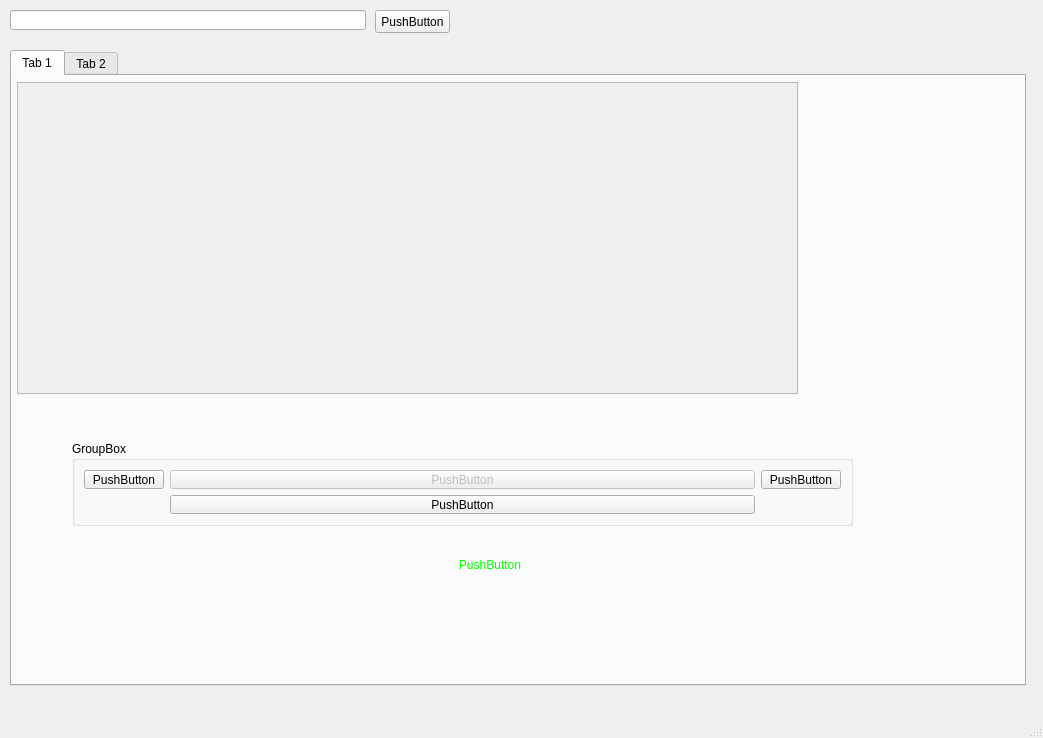
The window that generated/form_main_test.ui (Doberm4n/POELevelingGuide) describes before a commit, drawn with Qt 5.
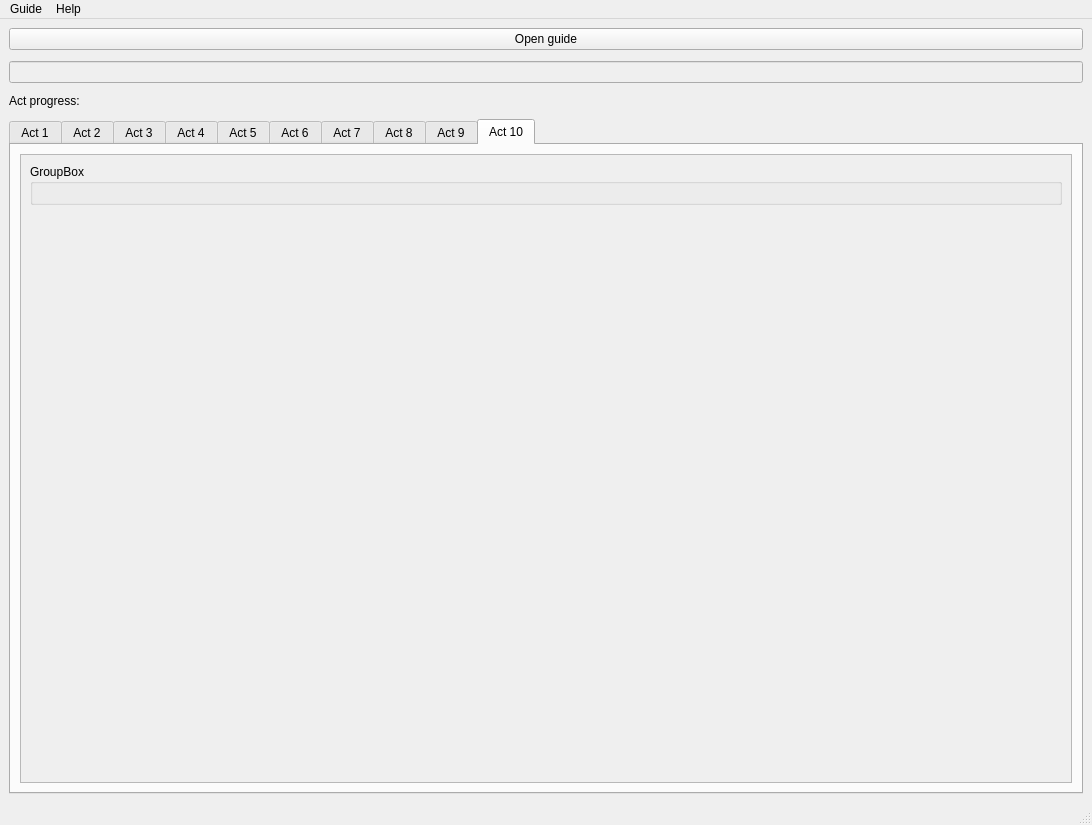
The same window after the commit.

What changed in the file:
```diff
--- a/generated/form_main_test.ui
+++ b/generated/form_main_test.ui
@@ -6,725 +6,564 @@
    <rect>
     <x>0</x>
     <y>0</y>
-    <width>1043</width>
-    <height>738</height>
+    <width>1092</width>
+    <height>825</height>
    </rect>
   </property>
   <property name="windowTitle">
    <string>MainWindow</string>
   </property>
   <widget class="QWidget" name="centralwidget">
-   <widget class="QTabWidget" name="tabWidget_2">
-    <property name="geometry">
-     <rect>
-      <x>10</x>
-      <y>50</y>
-      <width>1016</width>
-      <height>636</height>
-     </rect>
+   <layout class="QVBoxLayout" name="verticalLayout_2">
+    <property name="spacing">
+     <number>11</number>
     </property>
-    <widget class="QWidget" name="tab_3">
-     <attribute name="title">
-      <string>Tab 1</string>
-     </attribute>
-     <widget class="QScrollArea" name="scrollArea_2">
-      <property name="geometry">
-       <rect>
-        <x>5</x>
-        <y>6</y>
-        <width>781</width>
-        <height>312</height>
-       </rect>
+    <property name="bottomMargin">
+     <number>9</number>
+    </property>
+    <item>
+     <widget class="QPushButton" name="openGuidePushButton">
+      <property name="text">
+       <string>Open guide</string>
       </property>
-      <property name="widgetResizable">
-       <bool>true</bool>
-      </property>
-      <widget class="QWidget" name="scrollAreaWidgetContents_3">
-       <property name="geometry">
-        <rect>
-         <x>0</x>
-         <y>0</y>
-         <width>779</width>
-         <height>310</height>
-        </rect>
-       </property>
-      </widget>
      </widget>
-     <widget class="QGroupBox" name="groupBox">
-      <property name="geometry">
-       <rect>
-        <x>60</x>
-        <y>365</y>
-        <width>781</width>
-        <height>85</height>
-       </rect>
-      </property>
-      <property name="sizePolicy">
-       <sizepolicy hsizetype="Preferred" vsizetype="Preferred">
-        <horstretch>0</horstretch>
-        <verstretch>0</verstretch>
-       </sizepolicy>
-      </property>
-      <property name="title">
-       <string>GroupBox</string>
-      </property>
-      <layout class="QGridLayout" name="gridLayout" columnstretch="0,1,0">
-       <item row="0" column="0">
-        <widget class="QPushButton" name="pushButton_7">
-         <property name="text">
-          <string>PushButton</string>
-         </property>
-        </widget>
-       </item>
-       <item row="0" column="1">
-        <widget class="QPushButton" name="pushButton_4">
-         <property name="enabled">
-          <bool>false</bool>
-         </property>
-         <property name="text">
-          <string>PushButton</string>
-         </property>
-        </widget>
-       </item>
-       <item row="0" column="2">
-        <widget class="QPushButton" name="pushButton">
-         <property name="text">
-          <string>PushButton</string>
-         </property>
-         <property name="default">
-          <bool>false</bool>
-         </property>
-        </widget>
-       </item>
-       <item row="1" column="1">
-        <widget class="QPushButton" name="pushButton_2">
-         <property name="text">
-          <string>PushButton</string>
-         </property>
-        </widget>
-       </item>
-      </layout>
-     </widget>
-     <widget class="QPushButton" name="pushButton_5">
+    </item>
+    <item>
+     <widget class="QLineEdit" name="guideLineEdit">
       <property name="enabled">
        <bool>false</bool>
       </property>
-      <property name="geometry">
-       <rect>
-        <x>180</x>
-        <y>477</y>
-        <width>596</width>
-        <height>23</height>
-       </rect>
-      </property>
-      <property name="palette">
-       <palette>
-        <active>
-         <colorrole role="WindowText">
-          <brush brushstyle="SolidPattern">
-           <color alpha="255">
-            <red>0</red>
-            <green>255</green>
-            <blue>0</blue>
-           </color>
-          </brush>
-         </colorrole>
-         <colorrole role="Button">
-          <brush brushstyle="SolidPattern">
-           <color alpha="255">
-            <red>0</red>
-            <green>255</green>
-            <blue>0</blue>
-           </color>
-          </brush>
-         </colorrole>
-         <colorrole role="Light">
-          <brush brushstyle="SolidPattern">
-           <color alpha="255">
-            <red>0</red>
-            <green>255</green>
-            <blue>0</blue>
-           </color>
-          </brush>
-         </colorrole>
-         <colorrole role="Midlight">
-          <brush brushstyle="SolidPattern">
-           <color alpha="255">
-            <red>0</red>
-            <green>255</green>
-            <blue>0</blue>
-           </color>
-          </brush>
-         </colorrole>
-         <colorrole role="Dark">
-          <brush brushstyle="SolidPattern">
-           <color alpha="255">
-            <red>0</red>
-            <green>255</green>
-            <blue>0</blue>
-           </color>
-          </brush>
-         </colorrole>
-         <colorrole role="Mid">
-          <brush brushstyle="SolidPattern">
-           <color alpha="255">
-            <red>0</red>
-            <green>255</green>
-            <blue>0</blue>
-           </color>
-          </brush>
-         </colorrole>
-         <colorrole role="Text">
-          <brush brushstyle="SolidPattern">
-           <color alpha="255">
-            <red>0</red>
-            <green>255</green>
-            <blue>0</blue>
-           </color>
-          </brush>
-         </colorrole>
-         <colorrole role="BrightText">
-          <brush brushstyle="SolidPattern">
-           <color alpha="255">
-            <red>0</red>
-            <green>255</green>
-            <blue>0</blue>
-           </color>
-          </brush>
-         </colorrole>
-         <colorrole role="ButtonText">
-          <brush brushstyle="SolidPattern">
-           <color alpha="255">
-            <red>0</red>
-            <green>255</green>
-            <blue>0</blue>
-           </color>
-          </brush>
-         </colorrole>
-         <colorrole role="Base">
-          <brush brushstyle="SolidPattern">
-           <color alpha="255">
-            <red>0</red>
-            <green>255</green>
-            <blue>0</blue>
-           </color>
-          </brush>
-         </colorrole>
-         <colorrole role="Window">
-          <brush brushstyle="SolidPattern">
-           <color alpha="255">
-            <red>0</red>
-            <green>255</green>
-            <blue>0</blue>
-           </color>
-          </brush>
-         </colorrole>
-         <colorrole role="Shadow">
-          <brush brushstyle="SolidPattern">
-           <color alpha="255">
-            <red>0</red>
-            <green>255</green>
-            <blue>0</blue>
-           </color>
-          </brush>
-         </colorrole>
-         <colorrole role="Highlight">
-          <brush brushstyle="SolidPattern">
-           <color alpha="255">
-            <red>0</red>
-            <green>255</green>
-            <blue>0</blue>
-           </color>
-          </brush>
-         </colorrole>
-         <colorrole role="HighlightedText">
-          <brush brushstyle="SolidPattern">
-           <color alpha="255">
-            <red>0</red>
-            <green>255</green>
-            <blue>0</blue>
-           </color>
-          </brush>
-         </colorrole>
-         <colorrole role="Link">
-          <brush brushstyle="SolidPattern">
-           <color alpha="255">
-            <red>0</red>
-            <green>255</green>
-            <blue>0</blue>
-           </color>
-          </brush>
-         </colorrole>
-         <colorrole role="LinkVisited">
-          <brush brushstyle="SolidPattern">
-           <color alpha="255">
-            <red>0</red>
-            <green>255</green>
-            <blue>0</blue>
-           </color>
-          </brush>
-         </colorrole>
-         <colorrole role="AlternateBase">
-          <brush brushstyle="SolidPattern">
-           <color alpha="255">
-            <red>0</red>
-            <green>255</green>
-            <blue>0</blue>
-           </color>
-          </brush>
-         </colorrole>
-         <colorrole role="NoRole">
-          <brush brushstyle="SolidPattern">
-           <color alpha="255">
-            <red>0</red>
-            <green>255</green>
-            <blue>0</blue>
-           </color>
-          </brush>
-         </colorrole>
-         <colorrole role="ToolTipBase">
-          <brush brushstyle="SolidPattern">
-           <color alpha="255">
-            <red>0</red>
-            <green>255</green>
-            <blue>0</blue>
-           </color>
-          </brush>
-         </colorrole>
-         <colorrole role="ToolTipText">
-          <brush brushstyle="SolidPattern">
-           <color alpha="255">
-            <red>0</red>
-            <green>255</green>
-            <blue>0</blue>
-           </color>
-          </brush>
-         </colorrole>
-        </active>
-        <inactive>
-         <colorrole role="WindowText">
-          <brush brushstyle="SolidPattern">
-           <color alpha="255">
-            <red>0</red>
-            <green>255</green>
-            <blue>0</blue>
-           </color>
-          </brush>
-         </colorrole>
-         <colorrole role="Button">
-          <brush brushstyle="SolidPattern">
-           <color alpha="255">
-            <red>0</red>
-            <green>255</green>
-            <blue>0</blue>
-           </color>
-          </brush>
-         </colorrole>
-         <colorrole role="Light">
-          <brush brushstyle="SolidPattern">
-           <color alpha="255">
-            <red>0</red>
-            <green>255</green>
-            <blue>0</blue>
-           </color>
-          </brush>
-         </colorrole>
-         <colorrole role="Midlight">
-          <brush brushstyle="SolidPattern">
-           <color alpha="255">
-            <red>0</red>
-            <green>255</green>
-            <blue>0</blue>
-           </color>
-          </brush>
-         </colorrole>
-         <colorrole role="Dark">
-          <brush brushstyle="SolidPattern">
-           <color alpha="255">
-            <red>0</red>
-            <green>255</green>
-            <blue>0</blue>
-           </color>
-          </brush>
-         </colorrole>
-         <colorrole role="Mid">
-          <brush brushstyle="SolidPattern">
-           <color alpha="255">
-            <red>0</red>
-            <green>255</green>
-            <blue>0</blue>
-           </color>
-          </brush>
-         </colorrole>
-         <colorrole role="Text">
-          <brush brushstyle="SolidPattern">
-           <color alpha="255">
-            <red>0</red>
-            <green>255</green>
-            <blue>0</blue>
-           </color>
-          </brush>
-         </colorrole>
-         <colorrole role="BrightText">
-          <brush brushstyle="SolidPattern">
-           <color alpha="255">
-            <red>0</red>
-            <green>255</green>
-            <blue>0</blue>
-           </color>
-          </brush>
-         </colorrole>
-         <colorrole role="ButtonText">
-          <brush brushstyle="SolidPattern">
-           <color alpha="255">
-            <red>0</red>
-            <green>255</green>
-            <blue>0</blue>
-           </color>
-          </brush>
-         </colorrole>
-         <colorrole role="Base">
-          <brush brushstyle="SolidPattern">
-           <color alpha="255">
-            <red>0</red>
-            <green>255</green>
-            <blue>0</blue>
-           </color>
-          </brush>
-         </colorrole>
-         <colorrole role="Window">
-          <brush brushstyle="SolidPattern">
-           <color alpha="255">
-            <red>0</red>
-            <green>255</green>
-            <blue>0</blue>
-           </color>
-          </brush>
-         </colorrole>
-         <colorrole role="Shadow">
-          <brush brushstyle="SolidPattern">
-           <color alpha="255">
-            <red>0</red>
-            <green>255</green>
-            <blue>0</blue>
-           </color>
-          </brush>
-         </colorrole>
-         <colorrole role="Highlight">
-          <brush brushstyle="SolidPattern">
-           <color alpha="255">
-            <red>0</red>
-            <green>255</green>
-            <blue>0</blue>
-           </color>
-          </brush>
-         </colorrole>
-         <colorrole role="HighlightedText">
-          <brush brushstyle="SolidPattern">
-           <color alpha="255">
-            <red>0</red>
-            <green>255</green>
-            <blue>0</blue>
-           </color>
-          </brush>
-         </colorrole>
-         <colorrole role="Link">
-          <brush brushstyle="SolidPattern">
-           <color alpha="255">
-            <red>0</red>
-            <green>255</green>
-            <blue>0</blue>
-           </color>
-          </brush>
-         </colorrole>
-         <colorrole role="LinkVisited">
-          <brush brushstyle="SolidPattern">
-           <color alpha="255">
-            <red>0</red>
-            <green>255</green>
-            <blue>0</blue>
-           </color>
-          </brush>
-         </colorrole>
-         <colorrole role="AlternateBase">
-          <brush brushstyle="SolidPattern">
-           <color alpha="255">
-            <red>0</red>
-            <green>255</green>
-            <blue>0</blue>
-           </color>
-          </brush>
-         </colorrole>
-         <colorrole role="NoRole">
-          <brush brushstyle="SolidPattern">
-           <color alpha="255">
-            <red>0</red>
-            <green>255</green>
-            <blue>0</blue>
-           </color>
-          </brush>
-         </colorrole>
-         <colorrole role="ToolTipBase">
-          <brush brushstyle="SolidPattern">
-           <color alpha="255">
-            <red>0</red>
-            <green>255</green>
-            <blue>0</blue>
-           </color>
-          </brush>
-         </colorrole>
-         <colorrole role="ToolTipText">
-          <brush brushstyle="SolidPattern">
-           <color alpha="255">
-            <red>0</red>
-            <green>255</green>
-            <blue>0</blue>
-           </color>
-          </brush>
-         </colorrole>
-        </inactive>
-        <disabled>
-         <colorrole role="WindowText">
-          <brush brushstyle="SolidPattern">
-           <color alpha="255">
-            <red>0</red>
-            <green>255</green>
-            <blue>0</blue>
-           </color>
-          </brush>
-         </colorrole>
-         <colorrole role="Button">
-          <brush brushstyle="SolidPattern">
-           <color alpha="255">
-            <red>0</red>
-            <green>255</green>
-            <blue>0</blue>
-           </color>
-          </brush>
-         </colorrole>
-         <colorrole role="Light">
-          <brush brushstyle="SolidPattern">
-           <color alpha="255">
-            <red>0</red>
-            <green>255</green>
-            <blue>0</blue>
-           </color>
-          </brush>
-         </colorrole>
-         <colorrole role="Midlight">
-          <brush brushstyle="SolidPattern">
-           <color alpha="255">
-            <red>0</red>
-            <green>255</green>
-            <blue>0</blue>
-           </color>
-          </brush>
-         </colorrole>
-         <colorrole role="Dark">
-          <brush brushstyle="SolidPattern">
-           <color alpha="255">
-            <red>0</red>
-            <green>255</green>
-            <blue>0</blue>
-           </color>
-          </brush>
-         </colorrole>
-         <colorrole role="Mid">
-          <brush brushstyle="SolidPattern">
-           <color alpha="255">
-            <red>0</red>
-            <green>255</green>
-            <blue>0</blue>
-           </color>
-          </brush>
-         </colorrole>
-         <colorrole role="Text">
-          <brush brushstyle="SolidPattern">
-           <color alpha="255">
-            <red>0</red>
-            <green>255</green>
-            <blue>0</blue>
-           </color>
-          </brush>
-         </colorrole>
-         <colorrole role="BrightText">
-          <brush brushstyle="SolidPattern">
-           <color alpha="255">
-            <red>0</red>
-            <green>255</green>
-            <blue>0</blue>
-           </color>
-          </brush>
-         </colorrole>
-         <colorrole role="ButtonText">
-          <brush brushstyle="SolidPattern">
-           <color alpha="255">
-            <red>0</red>
-            <green>255</green>
-            <blue>0</blue>
-           </color>
-          </brush>
-         </colorrole>
-         <colorrole role="Base">
-          <brush brushstyle="SolidPattern">
-           <color alpha="255">
-            <red>0</red>
-            <green>255</green>
-            <blue>0</blue>
-           </color>
-          </brush>
-         </colorrole>
-         <colorrole role="Window">
-          <brush brushstyle="SolidPattern">
-           <color alpha="255">
-            <red>0</red>
-            <green>255</green>
-            <blue>0</blue>
-           </color>
-          </brush>
-         </colorrole>
-         <colorrole role="Shadow">
-          <brush brushstyle="SolidPattern">
-           <color alpha="255">
-            <red>0</red>
-            <green>255</green>
-            <blue>0</blue>
-           </color>
-          </brush>
-         </colorrole>
-         <colorrole role="Highlight">
-          <brush brushstyle="SolidPattern">
-           <color alpha="255">
-            <red>51</red>
-            <green>153</green>
-            <blue>255</blue>
-           </color>
-          </brush>
-         </colorrole>
-         <colorrole role="HighlightedText">
-          <brush brushstyle="SolidPattern">
-           <color alpha="255">
-            <red>0</red>
-            <green>255</green>
-            <blue>0</blue>
-           </color>
-          </brush>
-         </colorrole>
-         <colorrole role="Link">
-          <brush brushstyle="SolidPattern">
-           <color alpha="255">
-            <red>0</red>
-            <green>255</green>
-            <blue>0</blue>
-           </color>
-          </brush>
-         </colorrole>
-         <colorrole role="LinkVisited">
-          <brush brushstyle="SolidPattern">
-           <color alpha="255">
-            <red>0</red>
-            <green>255</green>
-            <blue>0</blue>
-           </color>
-          </brush>
-         </colorrole>
-         <colorrole role="AlternateBase">
-          <brush brushstyle="SolidPattern">
-           <color alpha="255">
-            <red>0</red>
-            <green>255</green>
-            <blue>0</blue>
-           </color>
-          </brush>
-         </colorrole>
-         <colorrole role="NoRole">
-          <brush brushstyle="SolidPattern">
-           <color alpha="255">
-            <red>0</red>
-            <green>255</green>
-            <blue>0</blue>
-           </color>
-          </brush>
-         </colorrole>
-         <colorrole role="ToolTipBase">
-          <brush brushstyle="SolidPattern">
-           <color alpha="255">
-            <red>0</red>
-            <green>255</green>
-            <blue>0</blue>
-           </color>
-          </brush>
-         </colorrole>
-         <colorrole role="ToolTipText">
-          <brush brushstyle="SolidPattern">
-           <color alpha="255">
-            <red>0</red>
-            <green>255</green>
-            <blue>0</blue>
-           </color>
-          </brush>
-         </colorrole>
-        </disabled>
-       </palette>
-      </property>
+     </widget>
+    </item>
+    <item>
+     <widget class="QLabel" name="label">
       <property name="text">
-       <string>PushButton</string>
+       <string>Act progress:</string>
       </property>
-      <property name="default">
-       <bool>false</bool>
+      <property name="alignment">
+       <set>Qt::AlignLeading|Qt::AlignLeft|Qt::AlignTop</set>
       </property>
-      <property name="flat">
-       <bool>true</bool>
+     </widget>
+    </item>
+    <item>
+     <widget class="QTabWidget" name="tabWidget">
+      <property name="currentIndex">
+       <number>9</number>
       </property>
+      <widget class="QWidget" name="tab_1">
+       <attribute name="title">
+        <string>Act 1</string>
+       </attribute>
+       <layout class="QVBoxLayout" name="verticalLayout">
+        <item>
+         <widget class="QScrollArea" name="scrollArea_1">
+          <property name="widgetResizable">
+           <bool>true</bool>
+          </property>
+          <widget class="QWidget" name="scrollAreaWidgetContents_1">
+           <property name="geometry">
+            <rect>
+             <x>0</x>
+             <y>0</y>
+             <width>1048</width>
+             <height>631</height>
+            </rect>
+           </property>
+           <layout class="QFormLayout" name="formLayout">
+            <property name="fieldGrowthPolicy">
+             <enum>QFormLayout::AllNonFixedFieldsGrow</enum>
+            </property>
+            <item row="0" column="0" colspan="2">
+             <widget class="QGroupBox" name="groupBox_1">
+              <property name="sizePolicy">
+               <sizepolicy hsizetype="Preferred" vsizetype="Preferred">
+                <horstretch>0</horstretch>
+                <verstretch>0</verstretch>
+               </sizepolicy>
+              </property>
+              <property name="title">
+               <string>GroupBox</string>
+              </property>
+              <layout class="QGridLayout" name="gridLayout_1" columnstretch="0">
+               <property name="verticalSpacing">
+                <number>2</number>
+               </property>
+              </layout>
+             </widget>
+            </item>
+           </layout>
+          </widget>
+         </widget>
+        </item>
+       </layout>
+      </widget>
+      <widget class="QWidget" name="tab_2">
+       <attribute name="title">
+        <string>Act 2</string>
+       </attribute>
+       <layout class="QVBoxLayout" name="verticalLayout_3">
+        <item>
+         <widget class="QScrollArea" name="scrollArea_2">
+          <property name="widgetResizable">
+           <bool>true</bool>
+          </property>
+          <widget class="QWidget" name="scrollAreaWidgetContents_2">
+           <property name="geometry">
+            <rect>
+             <x>0</x>
+             <y>0</y>
+             <width>1048</width>
+             <height>631</height>
+            </rect>
+           </property>
+           <layout class="QFormLayout" name="formLayout_2">
+            <property name="fieldGrowthPolicy">
+             <enum>QFormLayout::AllNonFixedFieldsGrow</enum>
+            </property>
+            <item row="0" column="0" colspan="2">
+             <widget class="QGroupBox" name="groupBox_2">
+              <property name="sizePolicy">
+               <sizepolicy hsizetype="Preferred" vsizetype="Preferred">
+                <horstretch>0</horstretch>
+                <verstretch>0</verstretch>
+               </sizepolicy>
+              </property>
+              <property name="title">
+               <string>GroupBox</string>
+              </property>
+              <layout class="QGridLayout" name="gridLayout_2" columnstretch="0">
+               <property name="verticalSpacing">
+                <number>2</number>
+               </property>
+              </layout>
+             </widget>
+            </item>
+           </layout>
+          </widget>
+         </widget>
+        </item>
+       </layout>
+      </widget>
+      <widget class="QWidget" name="tab_3">
+       <attribute name="title">
+        <string>Act 3</string>
+       </attribute>
+       <layout class="QVBoxLayout" name="verticalLayout_4">
+        <item>
+         <widget class="QScrollArea" name="scrollArea_3">
+          <property name="widgetResizable">
+           <bool>true</bool>
+          </property>
+          <widget class="QWidget" name="scrollAreaWidgetContents_3">
+           <property name="geometry">
+            <rect>
+             <x>0</x>
+             <y>0</y>
+             <width>1048</width>
+             <height>631</height>
+            </rect>
+           </property>
+           <layout class="QFormLayout" name="formLayout_3">
+            <property name="fieldGrowthPolicy">
+             <enum>QFormLayout::AllNonFixedFieldsGrow</enum>
+            </property>
+            <item row="0" column="0" colspan="2">
+             <widget class="QGroupBox" name="groupBox_3">
+              <property name="sizePolicy">
+               <sizepolicy hsizetype="Preferred" vsizetype="Preferred">
+                <horstretch>0</horstretch>
+                <verstretch>0</verstretch>
+               </sizepolicy>
+              </property>
+              <property name="title">
+               <string>GroupBox</string>
+              </property>
+              <layout class="QGridLayout" name="gridLayout_3" columnstretch="0">
+               <property name="verticalSpacing">
+                <number>2</number>
+               </property>
+              </layout>
+             </widget>
+            </item>
+           </layout>
+          </widget>
+         </widget>
+        </item>
+       </layout>
+      </widget>
+      <widget class="QWidget" name="tab_4">
+       <attribute name="title">
+        <string>Act 4</string>
+       </attribute>
+       <layout class="QVBoxLayout" name="verticalLayout_5">
+        <item>
+         <widget class="QScrollArea" name="scrollArea_4">
+          <property name="widgetResizable">
+           <bool>true</bool>
+          </property>
+          <widget class="QWidget" name="scrollAreaWidgetContents_4">
+           <property name="geometry">
+            <rect>
+             <x>0</x>
+             <y>0</y>
+             <width>1048</width>
+             <height>631</height>
+            </rect>
+           </property>
+           <layout class="QFormLayout" name="formLayout_4">
+            <property name="fieldGrowthPolicy">
+             <enum>QFormLayout::AllNonFixedFieldsGrow</enum>
+            </property>
+            <item row="0" column="0" colspan="2">
+             <widget class="QGroupBox" name="groupBox_4">
+              <property name="sizePolicy">
+               <sizepolicy hsizetype="Preferred" vsizetype="Preferred">
+                <horstretch>0</horstretch>
+                <verstretch>0</verstretch>
+               </sizepolicy>
+              </property>
+              <property name="title">
+               <string>GroupBox</string>
+              </property>
+              <layout class="QGridLayout" name="gridLayout_4" columnstretch="0">
+               <property name="verticalSpacing">
+                <number>2</number>
+               </property>
+              </layout>
+             </widget>
+            </item>
+           </layout>
+          </widget>
+         </widget>
+        </item>
+       </layout>
+      </widget>
+      <widget class="QWidget" name="tab_5">
+       <attribute name="title">
+        <string>Act 5</string>
+       </attribute>
+       <layout class="QVBoxLayout" name="verticalLayout_6">
+        <item>
+         <widget class="QScrollArea" name="scrollArea_5">
+          <property name="widgetResizable">
+           <bool>true</bool>
+          </property>
+          <widget class="QWidget" name="scrollAreaWidgetContents_5">
+           <property name="geometry">
+            <rect>
+             <x>0</x>
+             <y>0</y>
+             <width>1048</width>
+             <height>631</height>
+            </rect>
+           </property>
+           <layout class="QFormLayout" name="formLayout_5">
+            <property name="fieldGrowthPolicy">
+             <enum>QFormLayout::AllNonFixedFieldsGrow</enum>
+            </property>
+            <item row="0" column="0" colspan="2">
+             <widget class="QGroupBox" name="groupBox_5">
+              <property name="sizePolicy">
+               <sizepolicy hsizetype="Preferred" vsizetype="Preferred">
+                <horstretch>0</horstretch>
+                <verstretch>0</verstretch>
+               </sizepolicy>
+              </property>
+              <property name="title">
+               <string>GroupBox</string>
+              </property>
+              <layout class="QGridLayout" name="gridLayout_5" columnstretch="0">
+               <property name="verticalSpacing">
+                <number>2</number>
+               </property>
+              </layout>
+             </widget>
+            </item>
+           </layout>
+          </widget>
+         </widget>
+        </item>
+       </layout>
+      </widget>
+      <widget class="QWidget" name="tab_6">
+       <attribute name="title">
+        <string>Act 6</string>
+       </attribute>
+       <layout class="QVBoxLayout" name="verticalLayout_7">
+        <item>
+         <widget class="QScrollArea" name="scrollArea_6">
+          <property name="widgetResizable">
+           <bool>true</bool>
+          </property>
+          <widget class="QWidget" name="scrollAreaWidgetContents_6">
+           <property name="geometry">
+            <rect>
+             <x>0</x>
+             <y>0</y>
+             <width>1048</width>
+             <height>631</height>
+            </rect>
+           </property>
+           <layout class="QFormLayout" name="formLayout_6">
+            <property name="fieldGrowthPolicy">
+             <enum>QFormLayout::AllNonFixedFieldsGrow</enum>
+            </property>
+            <item row="0" column="0" colspan="2">
+             <widget class="QGroupBox" name="groupBox_6">
+              <property name="sizePolicy">
+               <sizepolicy hsizetype="Preferred" vsizetype="Preferred">
+                <horstretch>0</horstretch>
+                <verstretch>0</verstretch>
+               </sizepolicy>
+              </property>
+              <property name="title">
+               <string>GroupBox</string>
+              </property>
+              <layout class="QGridLayout" name="gridLayout_6" columnstretch="0">
+               <property name="verticalSpacing">
+                <number>2</number>
+               </property>
+              </layout>
+             </widget>
+            </item>
+           </layout>
+          </widget>
+         </widget>
+        </item>
+       </layout>
+      </widget>
+      <widget class="QWidget" name="tab_7">
+       <attribute name="title">
+        <string>Act 7</string>
+       </attribute>
+       <layout class="QVBoxLayout" name="verticalLayout_8">
+        <item>
+         <widget class="QScrollArea" name="scrollArea_7">
+          <property name="widgetResizable">
+           <bool>true</bool>
+          </property>
+          <widget class="QWidget" name="scrollAreaWidgetContents_7">
+           <property name="geometry">
+            <rect>
+             <x>0</x>
+             <y>0</y>
+             <width>1048</width>
+             <height>631</height>
+            </rect>
+           </property>
+           <layout class="QFormLayout" name="formLayout_7">
+            <property name="fieldGrowthPolicy">
+             <enum>QFormLayout::AllNonFixedFieldsGrow</enum>
+            </property>
+            <item row="0" column="0" colspan="2">
+             <widget class="QGroupBox" name="groupBox_7">
+              <property name="sizePolicy">
+               <sizepolicy hsizetype="Preferred" vsizetype="Preferred">
+                <horstretch>0</horstretch>
+                <verstretch>0</verstretch>
+               </sizepolicy>
+              </property>
+              <property name="title">
+               <string>GroupBox</string>
+              </property>
+              <layout class="QGridLayout" name="gridLayout_7" columnstretch="0">
+               <property name="verticalSpacing">
+                <number>2</number>
+               </property>
+              </layout>
+             </widget>
+            </item>
+           </layout>
+          </widget>
+         </widget>
+        </item>
+       </layout>
+      </widget>
+      <widget class="QWidget" name="tab_8">
+       <attribute name="title">
+        <string>Act 8</string>
+       </attribute>
+       <layout class="QVBoxLayout" name="verticalLayout_9">
+        <item>
+         <widget class="QScrollArea" name="scrollArea_8">
+          <property name="widgetResizable">
+           <bool>true</bool>
+          </property>
+          <widget class="QWidget" name="scrollAreaWidgetContents_8">
+           <property name="geometry">
+            <rect>
+             <x>0</x>
+             <y>0</y>
+             <width>1048</width>
+             <height>631</height>
+            </rect>
+           </property>
+           <layout class="QFormLayout" name="formLayout_8">
+            <property name="fieldGrowthPolicy">
+             <enum>QFormLayout::AllNonFixedFieldsGrow</enum>
+            </property>
+            <item row="0" column="0" colspan="2">
+             <widget class="QGroupBox" name="groupBox_8">
+              <property name="sizePolicy">
+               <sizepolicy hsizetype="Preferred" vsizetype="Preferred">
+                <horstretch>0</horstretch>
+                <verstretch>0</verstretch>
+               </sizepolicy>
+              </property>
+              <property name="title">
+               <string>GroupBox</string>
+              </property>
+              <layout class="QGridLayout" name="gridLayout_8" columnstretch="0">
+               <property name="verticalSpacing">
+                <number>2</number>
+               </property>
+              </layout>
+             </widget>
+            </item>
+           </layout>
+          </widget>
+         </widget>
+        </item>
+       </layout>
+      </widget>
+      <widget class="QWidget" name="tab_9">
+       <attribute name="title">
+        <string>Act 9</string>
+       </attribute>
+       <layout class="QVBoxLayout" name="verticalLayout_10">
+        <item>
+         <widget class="QScrollArea" name="scrollArea_9">
+          <property name="widgetResizable">
+           <bool>true</bool>
+          </property>
+          <widget class="QWidget" name="scrollAreaWidgetContents_9">
+           <property name="geometry">
+            <rect>
+             <x>0</x>
+             <y>0</y>
+             <width>1048</width>
+             <height>631</height>
+            </rect>
+           </property>
+           <layout class="QFormLayout" name="formLayout_9">
+            <property name="fieldGrowthPolicy">
+             <enum>QFormLayout::AllNonFixedFieldsGrow</enum>
+            </property>
+            <item row="0" column="0" colspan="2">
+             <widget class="QGroupBox" name="groupBox_9">
+              <property name="sizePolicy">
+               <sizepolicy hsizetype="Preferred" vsizetype="Preferred">
+                <horstretch>0</horstretch>
+                <verstretch>0</verstretch>
+               </sizepolicy>
+              </property>
+              <property name="title">
+               <string>GroupBox</string>
+              </property>
+              <layout class="QGridLayout" name="gridLayout_9" columnstretch="0">
+               <property name="verticalSpacing">
+                <number>2</number>
+               </property>
+              </layout>
+             </widget>
+            </item>
+           </layout>
+          </widget>
+         </widget>
+        </item>
+       </layout>
+      </widget>
+      <widget class="QWidget" name="tab_10">
+       <attribute name="title">
+        <string>Act 10</string>
+       </attribute>
+       <layout class="QVBoxLayout" name="verticalLayout_11">
+        <item>
+         <widget class="QScrollArea" name="scrollArea_10">
+          <property name="widgetResizable">
+           <bool>true</bool>
+          </property>
+          <widget class="QWidget" name="scrollAreaWidgetContents_10">
+           <property name="geometry">
+            <rect>
+             <x>0</x>
+             <y>0</y>
+             <width>1048</width>
+             <height>631</height>
+            </rect>
+           </property>
+           <layout class="QFormLayout" name="formLayout_10">
+            <property name="fieldGrowthPolicy">
+             <enum>QFormLayout::AllNonFixedFieldsGrow</enum>
+            </property>
+            <item row="0" column="0" colspan="2">
+             <widget class="QGroupBox" name="groupBox_10">
+              <property name="sizePolicy">
+               <sizepolicy hsizetype="Preferred" vsizetype="Preferred">
+                <horstretch>0</horstretch>
+                <verstretch>0</verstretch>
+               </sizepolicy>
+              </property>
+              <property name="title">
+               <string>GroupBox</string>
+              </property>
+              <layout class="QGridLayout" name="gridLayout_10" columnstretch="0">
+               <property name="verticalSpacing">
+                <number>2</number>
+               </property>
+              </layout>
+             </widget>
+            </item>
+           </layout>
+          </widget>
+         </widget>
+        </item>
+       </layout>
+      </widget>
      </widget>
-     <zorder>scrollArea</zorder>
-     <zorder>scrollArea_2</zorder>
-     <zorder>groupBox</zorder>
-     <zorder>pushButton_5</zorder>
-    </widget>
-    <widget class="QWidget" name="tab_4">
-     <attribute name="title">
-      <string>Tab 2</string>
-     </attribute>
-    </widget>
-   </widget>
-   <widget class="QLineEdit" name="lineEdit">
-    <property name="geometry">
-     <rect>
-      <x>10</x>
-      <y>10</y>
-      <width>356</width>
-      <height>20</height>
-     </rect>
-    </property>
-   </widget>
-   <widget class="QPushButton" name="browseConfigButton">
-    <property name="geometry">
-     <rect>
-      <x>375</x>
-      <y>10</y>
-      <width>75</width>
-      <height>23</height>
-     </rect>
-    </property>
-    <property name="text">
-     <string>PushButton</string>
-    </property>
-   </widget>
-   <zorder>tabWidget_2</zorder>
-   <zorder>groupBox_3</zorder>
-   <zorder>lineEdit</zorder>
-   <zorder>browseConfigButton</zorder>
+    </item>
+   </layout>
   </widget>
   <widget class="QMenuBar" name="menubar">
    <property name="geometry">
     <rect>
      <x>0</x>
      <y>0</y>
-     <width>1043</width>
+     <width>1092</width>
      <height>21</height>
     </rect>
    </property>
+   <widget class="QMenu" name="menuGuide">
+    <property name="title">
+     <string>Guide</string>
+    </property>
+    <widget class="QMenu" name="menuReset_progress">
+     <property name="title">
+      <string>Reset progress</string>
+     </property>
+     <addaction name="actionAct_1"/>
+     <addaction name="actionAct_2"/>
+     <addaction name="actionAct_3"/>
+     <addaction name="actionAct_4"/>
+     <addaction name="actionAct_5"/>
+     <addaction name="actionAct_6"/>
+     <addaction name="actionAct_7"/>
+     <addaction name="actionAct_8"/>
+     <addaction name="actionAct_9"/>
+     <addaction name="actionAct_10"/>
+     <addaction name="actionReset_All"/>
+    </widget>
+    <addaction name="menuActionOpen"/>
+    <addaction name="menuReset_progress"/>
+   </widget>
+   <widget class="QMenu" name="menuHelp">
+    <property name="title">
+     <string>Help</string>
+    </property>
+    <addaction name="actionAbout"/>
+   </widget>
+   <addaction name="menuGuide"/>
+   <addaction name="menuHelp"/>
   </widget>
   <widget class="QStatusBar" name="statusbar"/>
  </widget>
```
Left out of the diff: 67 changed lines with no effect on the pictures.
